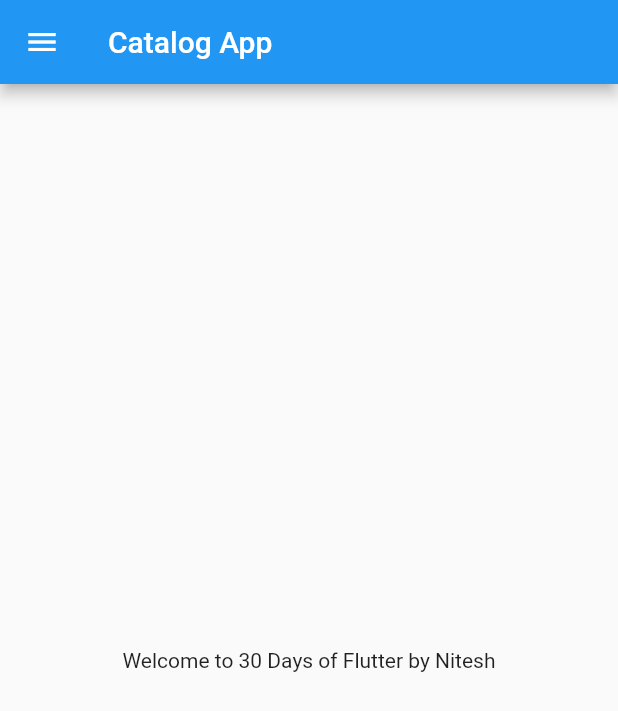
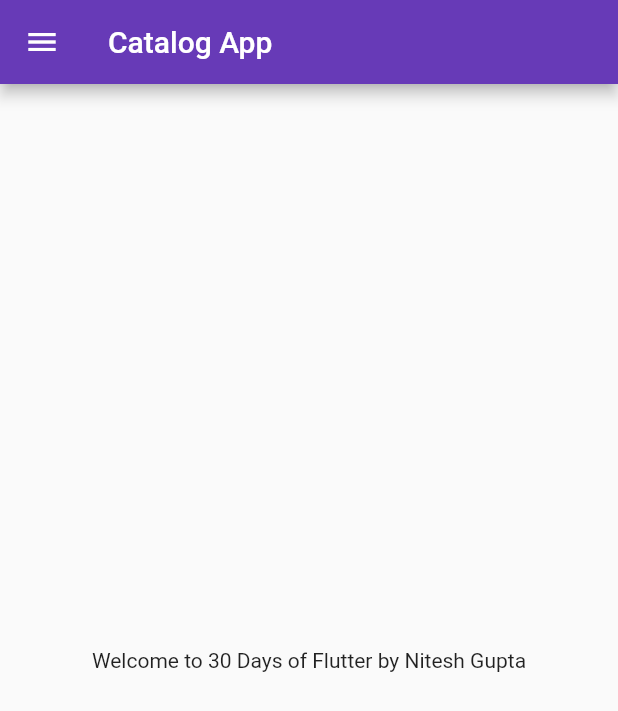
Before and after one commit to iamguptanitesh/30DaysofFlutter, a Flutter app: the screen it shows after launch, on a phone screen of 412 x 824 dp. Shown: the top 711 px of the screen. Run offline on Flutter 3.47's test engine with Material 2 defaults, Android fonts, the phone set to English and light mode, and no system bars.

Commit message:
Day 3 completed

```diff
--- a/lib/home_page.dart
+++ b/lib/Pages/home_page.dart
@@ -2,7 +2,7 @@ import 'package:flutter/material.dart';
 
 class HomePage extends StatelessWidget {
   final int days = 30;
-  final String name = "Nitesh";
+  final String name = "Nitesh Gupta";
 
   @override
   Widget build(BuildContext context) {
--- a/lib/main.dart
+++ b/lib/main.dart
@@ -1,5 +1,6 @@
 import 'package:flutter/material.dart';
-import 'package:flutter_catalog/home_page.dart';
+import 'package:flutter_catalog/Pages/home_page.dart';
+import 'package:flutter_catalog/Pages/login_page.dart';
 
 void main() {
   runApp(MyApp());
@@ -10,9 +11,19 @@ class MyApp extends StatelessWidget {
 
   @override
   Widget build(BuildContext context) {
-    int days = 30;
-    String name = "Nitesh";
-
-    return MaterialApp(home: HomePage());
+    return MaterialApp(
+      // home: HomePage(),
+      themeMode: ThemeMode.light,
+      theme: ThemeData(primarySwatch: Colors.deepPurple),
+      darkTheme: ThemeData(
+        brightness: Brightness.dark,
+      ),
+      initialRoute: "/home",
+      routes: {
+        "/home": (Context) => HomePage(),
+        "/": (Context) => LoginPage(),
+        "/login": (context) => LoginPage()
+      },
+    );
   }
 }
```
Also changed, not shown: lib/Pages/login_page.dart (added, +19 -0 lines).
